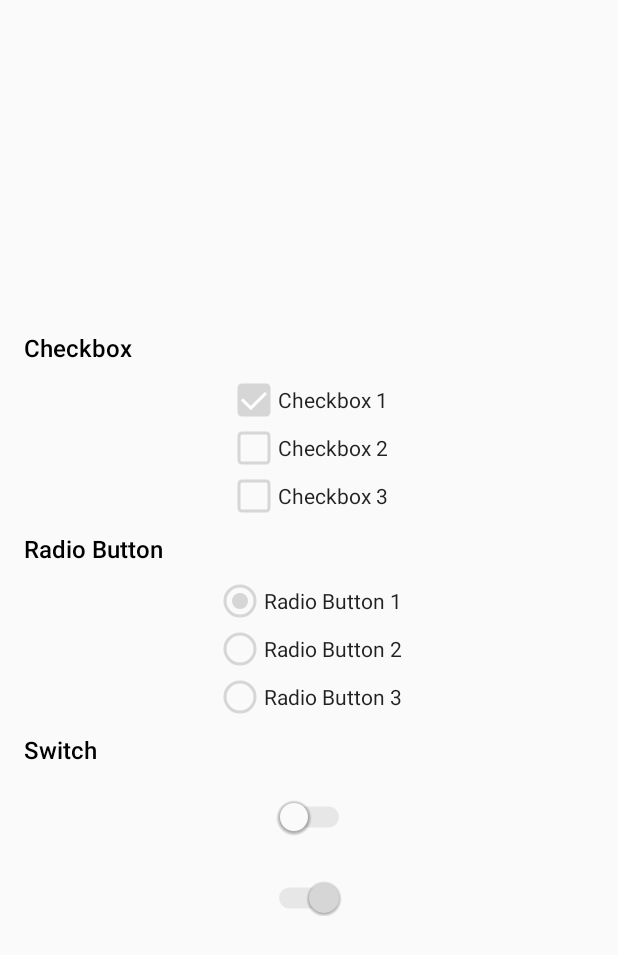
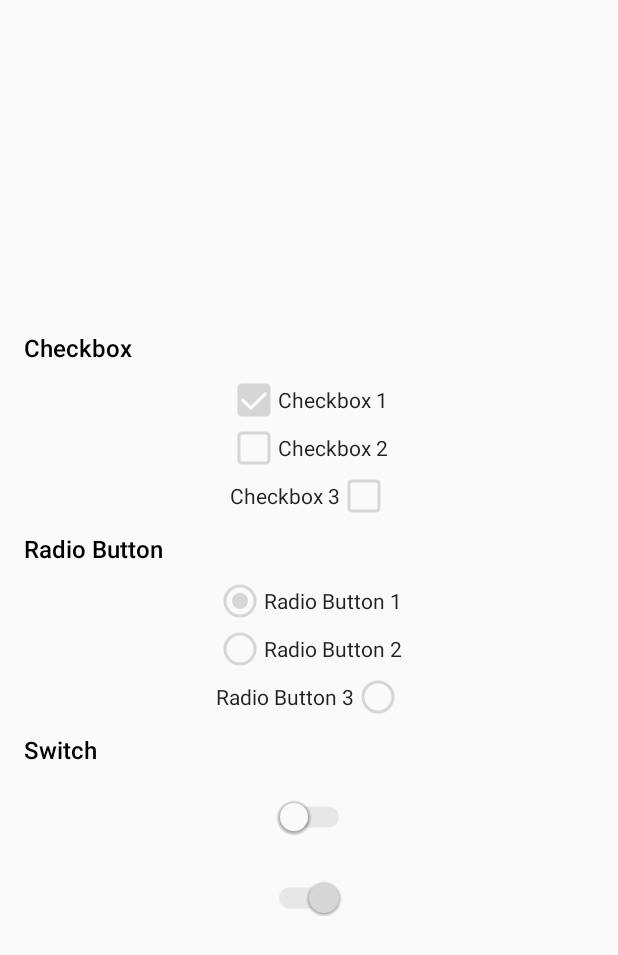
Before and after one commit to rey5137/material, an Android app: the fragment SwitchesFragment shown on its own in the app's theme, on a phone screen of 412 x 824 dp. Shown: the top 955 px of the screen. Run offline under Robolectric (Android 15) with nearby library versions, the phone set to English and light mode, and no system bars; Roboto replaces fonts that are not available here.

Commit message:
Added support for CheckBox and RadioButton drawable on right side. Also updated the sample app to show these changes.

```diff
--- a/app/src/main/res/layout/fragment_switches.xml
+++ b/app/src/main/res/layout/fragment_switches.xml
@@ -50,7 +50,8 @@
             android:text="Checkbox 3"
             android:textSize="14sp"
             android:checked="false"
-            android:gravity="center_vertical"/>
+            android:gravity="center_vertical"
+            app:cbd_drawableOnRight="true"/>
 
 	    <TextView
 			android:layout_width="match_parent"
@@ -89,7 +90,8 @@
             android:text="Radio Button 3"
             android:textSize="14sp"
             android:checked="false"
-            android:gravity="center_vertical"/>
+            android:gravity="center_vertical"
+            app:rbd_drawableOnRight="true"/>
 
 	    <TextView
 			android:layout_width="match_parent"
--- a/lib/src/main/java/com/rey/material/widget/CheckBox.java
+++ b/lib/src/main/java/com/rey/material/widget/CheckBox.java
@@ -1,8 +1,10 @@
 package com.rey.material.widget;
 
+import com.rey.material.R;
 import com.rey.material.drawable.CheckBoxDrawable;
 
 import android.content.Context;
+import android.content.res.TypedArray;
 import android.util.AttributeSet;
 
 public class CheckBox extends CompoundButton {
@@ -32,6 +34,10 @@ public class CheckBox extends CompoundButton {
     }
 
 	private void init(Context context, AttributeSet attrs, int defStyleAttr, int defStyleRes){
+        if (attrs != null) {
+            TypedArray styledAttrs = context.obtainStyledAttributes(attrs, R.styleable.CheckBoxDrawable);
+            mIsDrawableOnRight = styledAttrs.getBoolean(R.styleable.CheckBoxDrawable_cbd_drawableOnRight, false);
+        }
 		applyStyle(context, attrs, defStyleAttr, defStyleRes);
     }
 
@@ -44,6 +50,10 @@ public class CheckBox extends CompoundButton {
         drawable.setInEditMode(isInEditMode());
         drawable.setAnimEnable(false);
         setButtonDrawable(drawable);
+        if(mIsDrawableOnRight) {
+            setButtonDrawable(null);
+            setCompoundDrawablesWithIntrinsicBounds(null, null, drawable, null);
+        }
         drawable.setAnimEnable(true);
     }
 
--- a/lib/src/main/java/com/rey/material/widget/CompoundButton.java
+++ b/lib/src/main/java/com/rey/material/widget/CompoundButton.java
@@ -15,6 +15,7 @@ public class CompoundButton extends android.widget.CompoundButton {
 
 	private RippleManager mRippleManager;
 	protected Drawable mButtonDrawable;
+    protected boolean mIsDrawableOnRight;
 
     public CompoundButton(Context context) {
         super(context);
@@ -118,4 +119,12 @@ public class CompoundButton extends android.widget.CompoundButton {
 
         return padding;
     }
+
+    @Override
+    public void setCompoundDrawablesWithIntrinsicBounds(Drawable left, Drawable top, Drawable right, Drawable bottom) {
+        if(mIsDrawableOnRight) {
+            mButtonDrawable = right;
+        }
+        super.setCompoundDrawablesWithIntrinsicBounds(left, top, right, bottom);
+    }
 }
--- a/lib/src/main/java/com/rey/material/widget/RadioButton.java
+++ b/lib/src/main/java/com/rey/material/widget/RadioButton.java
@@ -1,8 +1,10 @@
 package com.rey.material.widget;
 
 import android.content.Context;
+import android.content.res.TypedArray;
 import android.util.AttributeSet;
 
+import com.rey.material.R;
 import com.rey.material.drawable.CheckBoxDrawable;
 import com.rey.material.drawable.RadioButtonDrawable;
 
@@ -33,6 +35,10 @@ public class RadioButton extends CompoundButton {
     }
 
 	private void init(Context context, AttributeSet attrs, int defStyleAttr, int defStyleRes){
+        if (attrs != null) {
+            TypedArray styledAttrs = context.obtainStyledAttributes(attrs, R.styleable.RadioButtonDrawable);
+            mIsDrawableOnRight = styledAttrs.getBoolean(R.styleable.RadioButtonDrawable_rbd_drawableOnRight, false);
+        }
 		applyStyle(context, attrs, defStyleAttr, defStyleRes);
     }
 
@@ -45,6 +51,10 @@ public class RadioButton extends CompoundButton {
         drawable.setInEditMode(isInEditMode());
         drawable.setAnimEnable(false);
         setButtonDrawable(drawable);
+        if(mIsDrawableOnRight) {
+            setButtonDrawable(null);
+            setCompoundDrawablesWithIntrinsicBounds(null, null, drawable, null);
+        }
         drawable.setAnimEnable(true);
     }
 
--- a/lib/src/main/res/values/attrs.xml
+++ b/lib/src/main/res/values/attrs.xml
@@ -148,6 +148,7 @@
         <attr name="rbd_innerRadius" format="reference|dimension"/>
         <attr name="rbd_strokeColor" format="reference|color"/>
         <attr name="rbd_animDuration" format="reference|integer"/>
+        <attr name="rbd_drawableOnRight" format="boolean"/>
     </declare-styleable>
 
     <declare-styleable name="CheckBoxDrawable">
@@ -159,6 +160,7 @@
         <attr name="cbd_strokeColor" format="reference|color"/>
         <attr name="cbd_tickColor" format="reference|color"/>
         <attr name="cbd_animDuration" format="reference|integer"/>
+        <attr name="cbd_drawableOnRight" format="boolean"/>
     </declare-styleable>
 
     <declare-styleable name="Switch">
```
